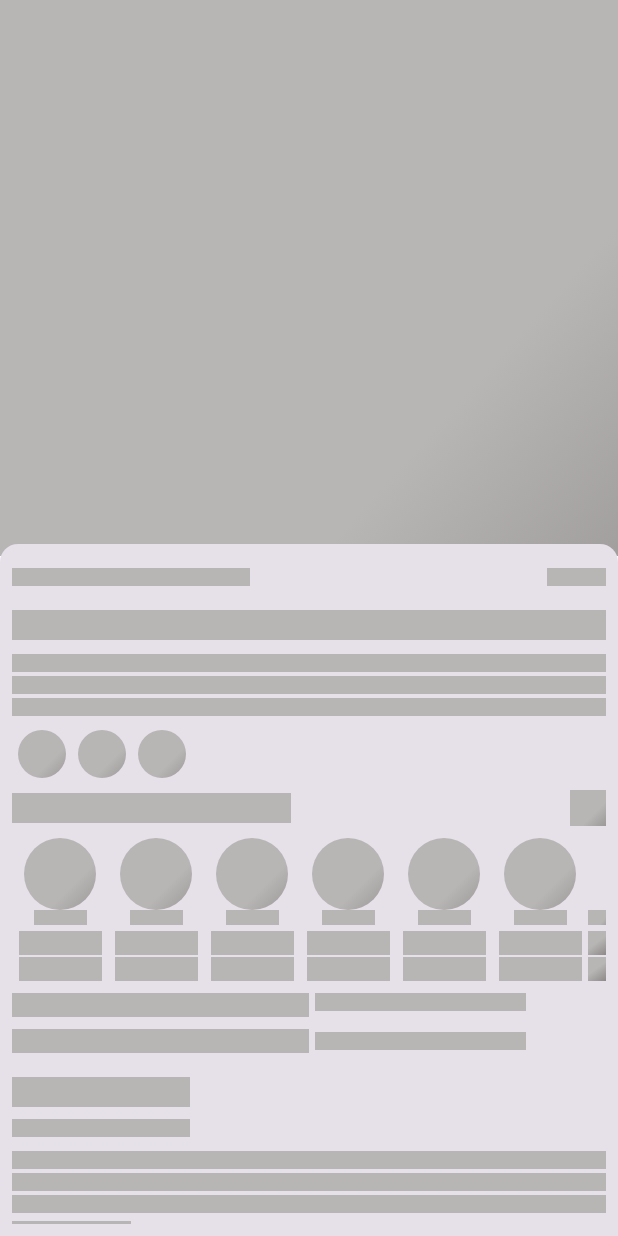
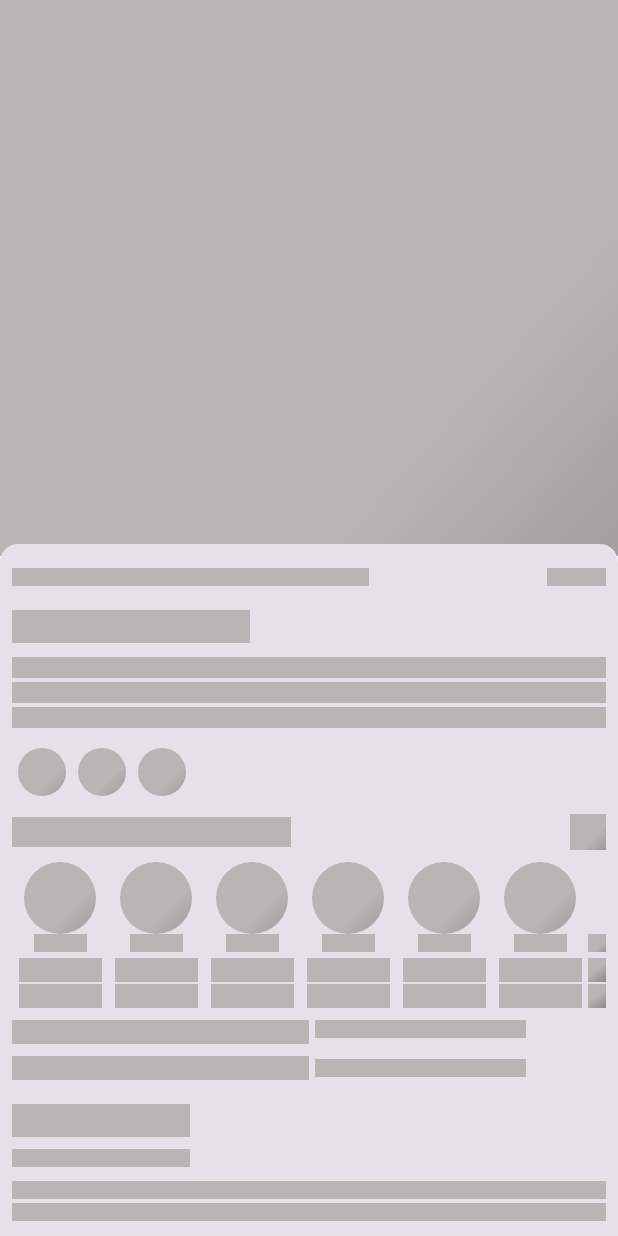
Before and after one commit to AlanRH14/MovieApp, an Android app built with Jetpack Compose: the @Preview function DetailLoadingScreenPreview, on a phone screen of 412 x 824 dp. Run offline under Robolectric (Android 15) with nearby library versions, the phone set to English and light mode, and no system bars; our stand-ins replace Shimmer.

Commit message:
CChange in DetailLoading Screen

```diff
--- a/app/src/main/java/com/example/movieapp/presentation/detail/components/shimmer/ActorItemShimmer.kt
+++ b/app/src/main/java/com/example/movieapp/presentation/detail/components/shimmer/ActorItemShimmer.kt
@@ -41,7 +41,7 @@ fun ActorItemShimmer() {
                 Box(
                     modifier = Modifier
                         .width(35.dp)
-                        .height(10.dp)
+                        .height(12.dp)
                         .shimmerEffect()
                 )
 
--- a/app/src/main/java/com/example/movieapp/presentation/detail/widgets/shimmer/DetailLoadingScreen.kt
+++ b/app/src/main/java/com/example/movieapp/presentation/detail/widgets/shimmer/DetailLoadingScreen.kt
@@ -16,6 +16,7 @@ import androidx.compose.foundation.layout.height
 import androidx.compose.foundation.layout.heightIn
 import androidx.compose.foundation.layout.padding
 import androidx.compose.foundation.layout.size
+import androidx.compose.foundation.shape.CircleShape
 import androidx.compose.foundation.shape.RoundedCornerShape
 import androidx.compose.material3.MaterialTheme
 import androidx.compose.runtime.Composable
@@ -78,11 +79,11 @@ fun DetailLoadingScreen(
                     Box(
                         modifier = Modifier
                             .height(12.dp)
-                            .weight(0.4F)
+                            .weight(0.6F)
                             .shimmerEffect()
                     )
 
-                    Spacer(modifier = Modifier.weight(0.5F))
+                    Spacer(modifier = Modifier.weight(0.3F))
 
                     Box(
                         modifier = Modifier
@@ -94,12 +95,16 @@ fun DetailLoadingScreen(
 
                 Spacer(modifier = Modifier.height(ItemSpacing))
 
-                Box(
-                    modifier = Modifier
-                        .fillMaxWidth()
-                        .height(20.dp)
-                        .shimmerEffect()
-                )
+                Row {
+                    Box(
+                        modifier = Modifier
+                            .weight(0.4F)
+                            .height(22.dp)
+                            .shimmerEffect()
+                    )
+
+                    Spacer(modifier = Modifier.weight(0.6F))
+                }
 
                 Spacer(modifier = Modifier.height(ItemSpacing))
 
@@ -108,7 +113,7 @@ fun DetailLoadingScreen(
                         modifier = Modifier
                             .padding(vertical = 1.dp)
                             .fillMaxWidth()
-                            .height(12.dp)
+                            .height(14.dp)
                             .shimmerEffect()
                     )
                 }
@@ -119,8 +124,8 @@ fun DetailLoadingScreen(
                     repeat(3) {
                         Box(
                             modifier = Modifier
-                                .padding(horizontal = VerySmallPadding)
-                                .clip(RoundedCornerShape(50))
+                                .padding(all = VerySmallPadding)
+                                .clip(CircleShape)
                                 .size(32.dp)
                                 .shimmerEffect()
                         )
@@ -183,7 +188,7 @@ fun DetailLoadingScreen(
                 Row {
                     Box(
                         modifier = Modifier
-                            .height(20.dp)
+                            .height(22.dp)
                             .weight(0.3F)
                             .shimmerEffect()
                     )
```
